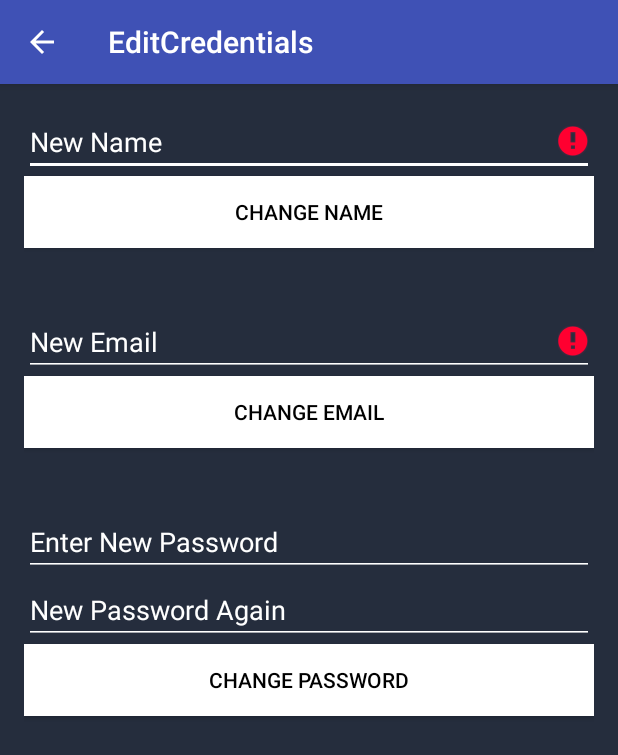
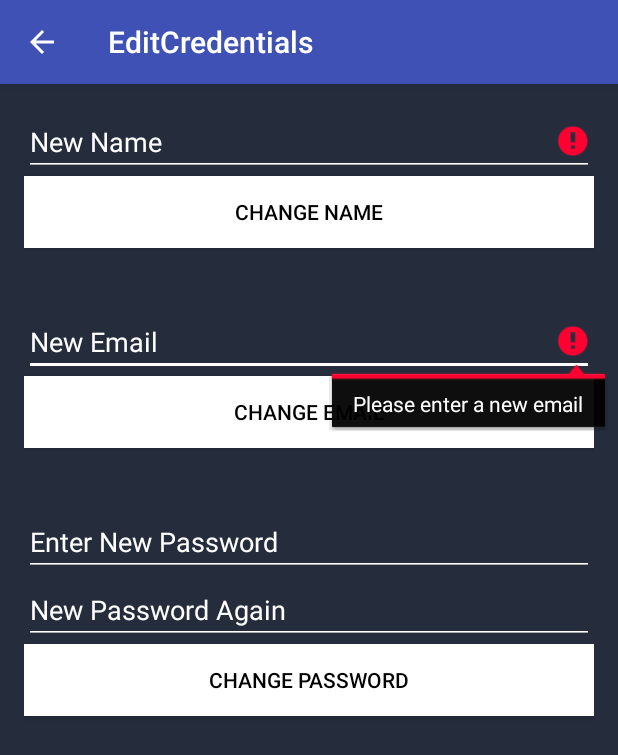
Before and after one commit to Leilatha/Suites, an Android app: the EditCredentials screen opened directly, with no data from a screen before it, after a tap on "CHANGE EMAIL", on a phone screen of 412 x 824 dp. Shown: the top 755 px of the screen. Run offline under Robolectric (Android 15) with nearby library versions, the phone set to English and light mode, and no system bars; libraries missing offline, so code that uses them is left out: cz.msebera.android; 1 other tap on this screen came first.

Commit message:
Commit Stable
Changes to Edit Credentials so it now shows up when the user selects settings in the  3 dot menu. Currently does not correctly change a user's credentials though

```diff
--- a/app/src/main/java/damson/suites/suites/EditCredentials.java
+++ b/app/src/main/java/damson/suites/suites/EditCredentials.java
@@ -9,6 +9,9 @@ import android.util.Log;
 import android.view.View;
 import android.widget.Button;
 import android.widget.EditText;
+
+import java.util.regex.Matcher;
+import java.util.regex.Pattern;
 
 import cz.msebera.android.httpclient.Header;
 
@@ -22,8 +25,8 @@ public class EditCredentials extends AppCompatActivity {
     protected void onCreate(Bundle savedInstanceState) {
         super.onCreate(savedInstanceState);
         setContentView(R.layout.activity_edit_credentials);
-        Toolbar toolBar = (Toolbar) findViewById(R.id.intro_toolbar);
-        setSupportActionBar(toolBar);
+        /*Toolbar toolBar = (Toolbar) findViewById(R.id.intro_toolbar);
+        setSupportActionBar(toolBar); */
 
         new_name = (EditText) findViewById(R.id.text_name_change);
         new_email = (EditText) findViewById(R.id.text_email_change);
@@ -97,13 +100,35 @@ public class EditCredentials extends AppCompatActivity {
             cancel = true;
         }
 
-        if(cancel){
+        if(pass1.length() < 6){
+            new_pass_1.setError("Password must be at least 6 characters");
+            focusView = new_pass_1;
+            cancel=true;
+        }
+
+        else if(User.user.getPassword() == pass1){
+            new_pass_1.setError("New password must be different");
+            focusView = new_pass_1;
+            cancel=true;
+        }
+        else if(!pass1.equals(pass2)){
+            Log.d("hello", "Pass1 equals " + pass1 + "Pass2 equals" + pass2);
+            new_pass_2.setError("Passwords must be the same");
+            focusView = new_pass_2;
+            cancel = true;
+        }
+        if (cancel) {
+            // There was an error; don't attempt login and focus the first
+            // form field with an error.
             focusView.requestFocus();
         }
-        else if(pass1 == pass2){
-            // Upload item to grocery basket
+
+        //successful password change
+        else{
+            // Change passwords
+            Log.d("hello", "Attempting password change");
             DBHelper helper = new DBHelper(User.user.getEmail(), User.user.getPassword());
-            helper.editAccount(User.user.getEmail(), User.user.getPassword(), User.user.getName(), new AsyncResponseHandler<DBGenericResult>() {
+            helper.editAccount(User.user.getEmail(), pass2, User.user.getName(), new AsyncResponseHandler<DBGenericResult>() {
                 @Override
                 public void onSuccess(DBGenericResult response, int statusCode, Header[] headers, byte[] errorResponse) {
                     Snackbar mySnackbar = Snackbar.make(findViewById(R.id.edit_credentials), "Password successfully changed", Snackbar.LENGTH_SHORT);
@@ -113,10 +138,10 @@ public class EditCredentials extends AppCompatActivity {
 
                 @Override
                 public void onFailure(int statusCode, Header[] headers, byte[] errorResponse, Throwable e) {
-                    Snackbar mySnackbar = Snackbar.make(findViewById(R.id.grocery_basket_add_coordinator),
+                    Snackbar mySnackbar = Snackbar.make(findViewById(R.id.edit_credentials),
                             "Couldn't find account", Snackbar.LENGTH_SHORT);
                     mySnackbar.show();
-                    Log.e("GroceryBasketAdd", "Not in suite.");
+                    Log.e("EditCredentials", "Not in suite.");
                 }
 
                 @Override
@@ -126,8 +151,19 @@ public class EditCredentials extends AppCompatActivity {
             });
             //get the information from Leon on how to add to database
         }
+
     }
 
+    //TODO: MAKE THIS A PUBLIC FUNCTION IN DBHELPER
+    private boolean isEmailValid(String email) {
+        //TODO: Email Validation
+        Pattern pattern;
+        Matcher matcher;
+
+        pattern = Pattern.compile(LoginActivity.EMAIL_PATTERN);
+        matcher = pattern.matcher(email);
+        return matcher.matches();
+    }
     private void attemptEmailChange() {
         //reset errors
         new_email.setError(null);
@@ -145,6 +181,12 @@ public class EditCredentials extends AppCompatActivity {
         boolean cancel = false;
         View focusView = null;
 
+        if(!isEmailValid(newEmail)){
+            new_email.setError("Email is not valid");
+            focusView = new_email;
+            cancel = true;
+
+        }
         //Check for valid item name
         //Assumes user puts in a name. Error only if empty
         if(TextUtils.isEmpty(newEmail)) {
@@ -153,10 +195,15 @@ public class EditCredentials extends AppCompatActivity {
             cancel = true;
         }
 
+        if (cancel) {
+            // There was an error; don't attempt login and focus the first
+            // form field with an error.
+            focusView.requestFocus();
+        }
         else {
 
             DBHelper helper = new DBHelper(User.user.getEmail(), User.user.getPassword());
-            helper.editAccount(User.user.getEmail(), User.user.getPassword(), User.user.getName(), new AsyncResponseHandler<DBGenericResult>() {
+            helper.editAccount(newEmail, User.user.getPassword(), User.user.getName(), new AsyncResponseHandler<DBGenericResult>() {
                 @Override
                 public void onSuccess(DBGenericResult response, int statusCode, Header[] headers, byte[] errorResponse) {
                     Snackbar mySnackbar = Snackbar.make(findViewById(R.id.edit_credentials), "Email successfully changed", Snackbar.LENGTH_SHORT);
@@ -207,10 +254,15 @@ public class EditCredentials extends AppCompatActivity {
             cancel = true;
         }
 
+        if (cancel) {
+            // There was an error; don't attempt login and focus the first
+            // form field with an error.
+            focusView.requestFocus();
+        }
         else {
 
             DBHelper helper = new DBHelper(User.user.getEmail(), User.user.getPassword());
-            helper.editAccount(User.user.getEmail(), User.user.getPassword(), User.user.getName(), new AsyncResponseHandler<DBGenericResult>() {
+            helper.editAccount(User.user.getEmail(), User.user.getPassword(), newName, new AsyncResponseHandler<DBGenericResult>() {
                 @Override
                 public void onSuccess(DBGenericResult response, int statusCode, Header[] headers, byte[] errorResponse) {
                     Snackbar mySnackbar = Snackbar.make(findViewById(R.id.edit_credentials), "Email successfully changed", Snackbar.LENGTH_SHORT);
@@ -220,7 +272,7 @@ public class EditCredentials extends AppCompatActivity {
 
                 @Override
                 public void onFailure(int statusCode, Header[] headers, byte[] errorResponse, Throwable e) {
-                    Snackbar mySnackbar = Snackbar.make(findViewById(R.id.grocery_basket_add_coordinator),
+                    Snackbar mySnackbar = Snackbar.make(findViewById(R.id.edit_credentials),
                             "Couldn't find account", Snackbar.LENGTH_SHORT);
                     mySnackbar.show();
                     Log.e("GroceryBasketAdd", "Not in suite.");
--- a/app/src/main/java/damson/suites/suites/ThreeButtonsActivity.java
+++ b/app/src/main/java/damson/suites/suites/ThreeButtonsActivity.java
@@ -103,6 +103,10 @@ public class ThreeButtonsActivity extends AppCompatActivity {
         // automatically handle clicks on the Home/Up button, so long
         // as you specify a parent activity in AndroidManifest.xml.
         switch (item.getItemId()){
+            case R.id.settings:
+                Intent p = new Intent(getApplicationContext(), EditCredentials.class);
+                startActivity(p);
+                break;
             case R.id.invite_user:
                 Intent i = new Intent(this, InviteUser.class);
                 startActivity(i);
--- a/app/src/main/res/layout/activity_edit_credentials.xml
+++ b/app/src/main/res/layout/activity_edit_credentials.xml
@@ -4,17 +4,10 @@
     xmlns:tools="http://schemas.android.com/tools"
     android:layout_width="match_parent"
     android:layout_height="match_parent"
-    android:fitsSystemWindows="true"
     android:id="@+id/edit_credentials"
     tools:context=".EditCredentials"
     android:background="#252d3d">
 
-    <android.support.design.widget.AppBarLayout
-        android:layout_width="match_parent"
-        android:layout_height="wrap_content"
-        android:theme="@style/AppTheme.AppBarOverlay">
-
-    </android.support.design.widget.AppBarLayout>
 <RelativeLayout xmlns:android="http://schemas.android.com/apk/res/android"
     xmlns:tools="http://schemas.android.com/tools"
     android:layout_width="match_parent"
--- a/app/src/main/res/menu/settings_menu.xml
+++ b/app/src/main/res/menu/settings_menu.xml
@@ -2,6 +2,12 @@
     xmlns:app="http://schemas.android.com/apk/res-auto"
     xmlns:tools="http://schemas.android.com/tools"
     tools:context="damson.suites.suites.GroceryBasket">
+
+    <item
+        android:id="@+id/settings"
+        android:orderInCategory="100"
+        android:title="Settings"
+        app:showAsAction="never"/>
 
     <item
         android:id="@+id/invite_user"
```
